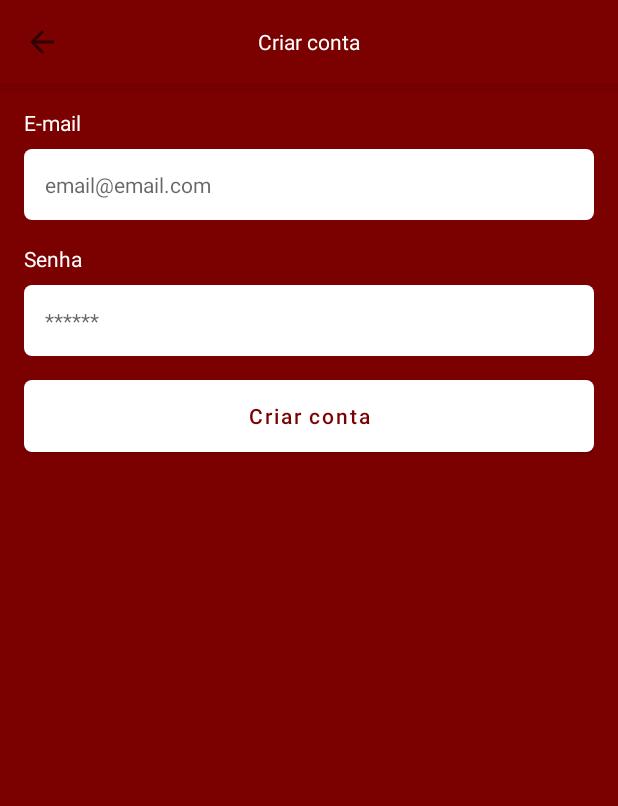
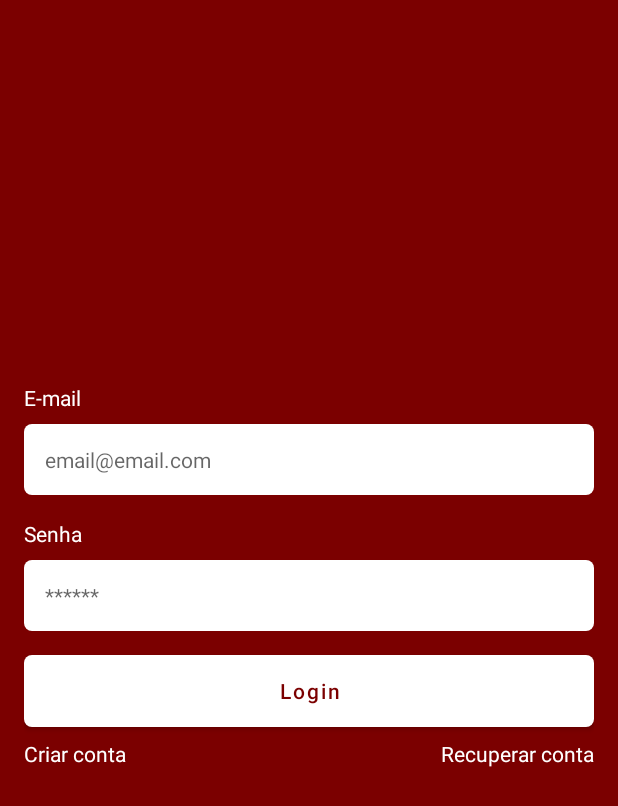
Before and after one commit to Rodrigo-Sarmento/EmDiabetes, an Android app: the screen it shows after launch (MainActivity), on a phone screen of 412 x 824 dp. Shown: the top 806 px of the screen. Run offline under Robolectric (Android 15) with nearby library versions, the phone set to English and light mode, and no system bars; our stand-ins replace Firebase (no records; nobody signed in at launch, a user with empty details on screens opened directly).

Commit message:
fixe: navigation start login

```diff
--- a/app/src/main/res/navigation/main_graph.xml
+++ b/app/src/main/res/navigation/main_graph.xml
@@ -35,8 +35,9 @@
             android:id="@+id/action_homeFragment_to_formTaskFragment"
             app:destination="@id/formTaskFragment" />
     </fragment>
-    <navigation android:id="@+id/authentication"
-        app:startDestination="@id/registerFragment">
+    <navigation
+        android:id="@+id/authentication"
+        app:startDestination="@id/loginFragment">
         <fragment
             android:id="@+id/registerFragment"
             android:name="com.digo.emdiabetes.ui.auth.RegisterFragment"
@@ -46,7 +47,7 @@
             android:id="@+id/loginFragment"
             android:name="com.digo.emdiabetes.ui.auth.LoginFragment"
             android:label="fragment_login"
-            tools:layout="@layout/fragment_login" >
+            tools:layout="@layout/fragment_login">
             <action
                 android:id="@+id/action_loginFragment_to_recoverAccountFragment"
                 app:destination="@id/recoverAccountFragment" />
@@ -63,7 +64,7 @@
             android:id="@+id/action_global_homeFragment"
             app:destination="@id/homeFragment"
             app:popUpTo="@id/loginFragment"
-            app:popUpToInclusive="true"/>
+            app:popUpToInclusive="true" />
     </navigation>
     <fragment
         android:id="@+id/formTaskFragment"
```
